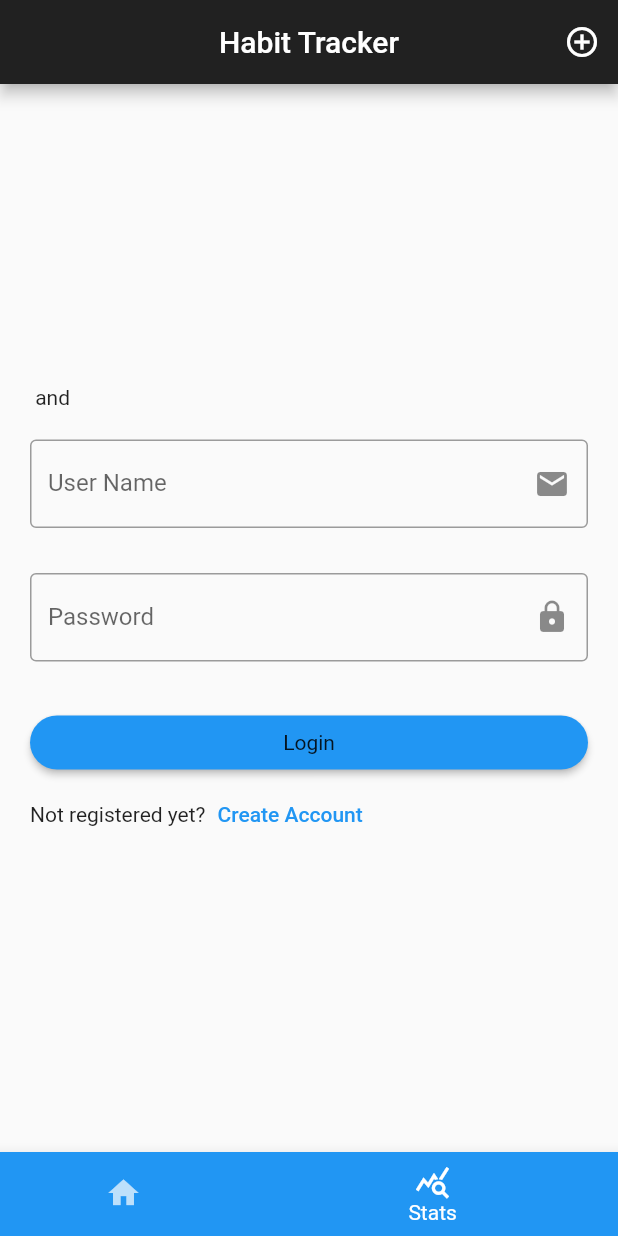
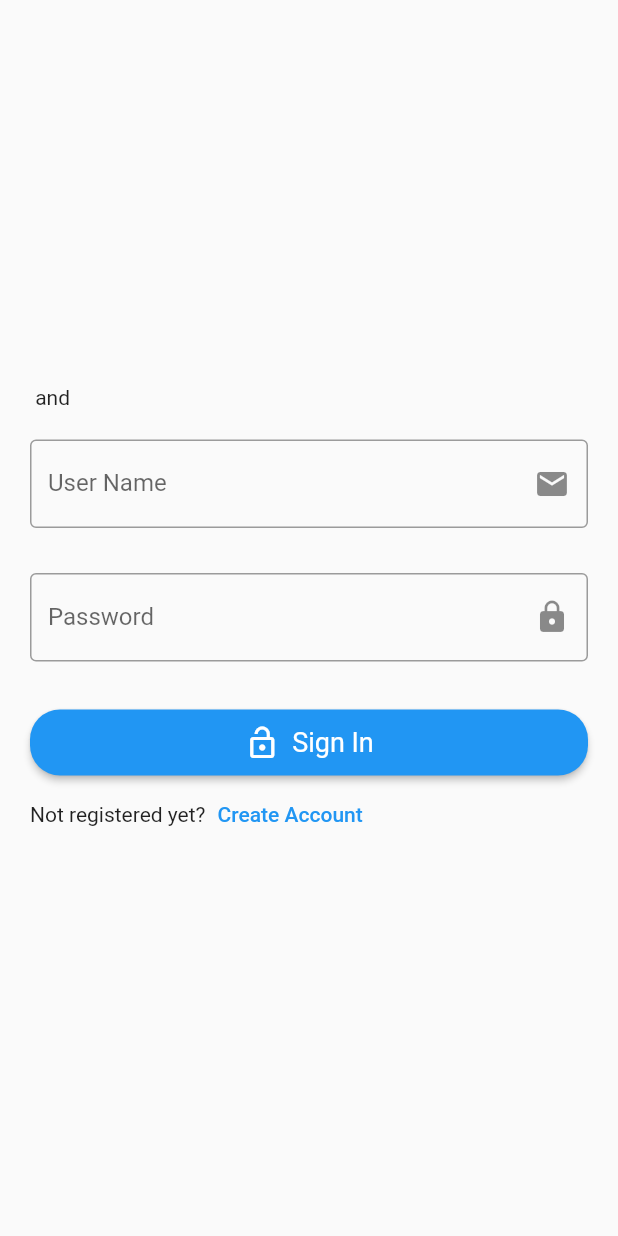
Before and after one commit to AbhishekSatpathy4848/Web_Enthusiasts_Club_Habit_Tracker_APP, a Flutter app: the screen it shows after launch, on a phone screen of 412 x 824 dp. Run offline on Flutter 3.47's test engine with Material 2 defaults, Android fonts, the phone set to English and light mode, and no system bars; our stand-ins replace firebase_auth, firebase_core; missing offline and left inert: activity_ring; accounts and stored records are empty.

Commit message:
Added Login via Firebase

```diff
--- a/lib/Habit.dart
+++ b/lib/Habit.dart
@@ -8,13 +8,5 @@ class Habit {
 
   // Habit(String name, Duration start, Duration end, int streaks,
       // double successRate, double progressRate) {
-  Habit(String name) {
-    this.name = name;
-    // this.start = start;
-    // this.end = end;
-    // this.streaks = streaks;
-    // this.successRate =successRate;
-    // this.progressRate =progressRate;
-
-  }
+  Habit(String this.name);
 }
--- a/lib/main.dart
+++ b/lib/main.dart
@@ -5,6 +5,7 @@ import 'package:habit_tracker/pages/Home.dart';
 import 'package:habit_tracker/pages/login_screen.dart';
 import 'package:habit_tracker/pages/registration_screen.dart';
 import 'package:firebase_core/firebase_core.dart';
+// import 'firebase_options.dart';
 
 void main() async {
   WidgetsFlutterBinding.ensureInitialized();
@@ -12,6 +13,7 @@ void main() async {
   await Firebase.initializeApp();
 
   runApp(MaterialApp(
+    home: MainPage(),
     // home:
     // future: _fbApp,
     // builder: ((context, snapshot) {
@@ -36,11 +38,31 @@ void main() async {
     //             return Registration();
     //           }
     //         }))),
-    initialRoute: '/home',
-    routes: {
-      '/login': (context) => Login(),
-      '/register': (context) => Registration(),
-      '/home':(context) => Home(),
-    },
+    // initialRoute: '/home',
+    // routes: {
+    //   '/login': (context) => Login(),
+    //   '/register': (context) => Registration(),
+    //   '/home':(context) => Home(),
+    // },
   ));
 }
+
+class MainPage extends StatelessWidget {
+  const MainPage({super.key});
+
+  @override
+  Widget build(BuildContext context) {
+    return Scaffold(
+        body: StreamBuilder<User?>(
+            stream: FirebaseAuth.instance.authStateChanges(),
+            builder: ((context, snapshot) {
+              if (snapshot.hasData) {
+                print("Login Successful");
+                return Home();
+              } else {
+                // print("No Data");
+                return Login();
+              }
+            })));
+  }
+}
--- a/lib/pages/Home.dart
+++ b/lib/pages/Home.dart
@@ -11,8 +11,15 @@ class Home extends StatefulWidget {
 }
 
 class _HomeState extends State<Home> {
-  int index = 1;
-  final screen = [const HabitList(),const Login()];
+  callback(Habit newHabit) {
+    setState(() {
+      // listHabits.add(newHabit);
+    });
+  }
+
+  int index = 0;
+  final screen = [HabitList(),const Login()];
+
 
   @override
   Widget build(BuildContext context) {
@@ -24,10 +31,7 @@ class _HomeState extends State<Home> {
         centerTitle: true,
         actions: [
           IconButton(
-                onPressed: () {
-
-                },
-                icon: const Icon(Icons.add_circle_outline))
+              onPressed: () {}, icon: const Icon(Icons.add_circle_outline))
         ],
       ),
       body: screen[index],
@@ -45,8 +49,14 @@ class _HomeState extends State<Home> {
         unselectedItemColor: Colors.white.withOpacity(0.7),
         // height: 60,
         items: const [
-              BottomNavigationBarItem(icon: Icon(Icons.home), label: "Home",backgroundColor: Colors.amber),
-              BottomNavigationBarItem(icon: Icon(Icons.query_stats), label: "Stats",backgroundColor: Colors.blue)
+          BottomNavigationBarItem(
+              icon: Icon(Icons.home),
+              label: "Home",
+              backgroundColor: Colors.amber),
+          BottomNavigationBarItem(
+              icon: Icon(Icons.query_stats),
+              label: "Stats",
+              backgroundColor: Colors.blue)
         ],
         onTap: (value) {
           setState(() {
--- a/lib/pages/login_screen.dart
+++ b/lib/pages/login_screen.dart
@@ -16,11 +16,14 @@ class _LoginState extends State<Login> {
   // }
 
   Future signIn() async {
+    print("ewew");
     await FirebaseAuth.instance.signInWithEmailAndPassword(
         email: userNameController.text.trim(),
         password: passwordController.text.trim());
+    print("heuifr");
   }
 
+  final _formKey = GlobalKey<FormState>();
   final userNameController = TextEditingController();
   final passwordController = TextEditingController();
 
@@ -31,7 +34,9 @@ class _LoginState extends State<Login> {
   Widget build(BuildContext context) {
     return Scaffold(
       // backgroundColor: Colors.grey[900],
-      body: Padding(
+      body: Form(
+        key: _formKey,
+        child: Padding(
           padding: const EdgeInsets.fromLTRB(20.0, 0.0, 20.0, 0.0),
           child: Column(
             mainAxisAlignment: MainAxisAlignment.center,
@@ -40,13 +45,15 @@ class _LoginState extends State<Login> {
               Text('$userName and $password'),
               const SizedBox(height: 20),
               TextFormField(
-               validator: ((value) {
-                if(value == null || value.isEmpty) {
+                validator: (value) {
+                  if (value!.isNotEmpty) {
+                    print(1);
                     return 'Please enter some text';
                   } else {
+                    print(2);
                     return null;
                   }
-              }) ,
+                },
                 controller: userNameController,
                 style: const TextStyle(
                     // color: Colors.grey[600]
@@ -65,31 +72,44 @@ class _LoginState extends State<Login> {
               const SizedBox(height: 30),
               TextFormField(
                 validator: ((value) {
-                if(value == null || value.isEmpty) {
+                  if (value == null || value.isEmpty) {
                     return 'Please enter some text';
                   } else {
                     return null;
                   }
-              }) ,
+                }),
                 controller: passwordController,
                 obscureText: true,
                 decoration: const InputDecoration(
-                suffixIcon:  Icon(Icons.lock),
-                border:  OutlineInputBorder(),
+                  suffixIcon: Icon(Icons.lock),
+                  border: OutlineInputBorder(),
                   labelText: 'Password',
                   hintText: 'Enter Your Password',
                 ),
               ),
               const SizedBox(height: 30),
               RawMaterialButton(
+                padding: EdgeInsets.fromLTRB(0, 10, 0, 10),
                 onPressed: () {
                   setState(() {
                     userName = userNameController.text.trim();
                     password = passwordController.text.trim();
+                    // rint("ewybgyw");
+                    signIn();
                   });
                 },
                 fillColor: Colors.blue,
-              child: const Text("Login"),
+                child: Row(
+                    mainAxisAlignment: MainAxisAlignment.center,
+                    children: const [
+                      Icon(
+                        Icons.lock_open,
+                        color: Colors.white,
+                      ),
+                      SizedBox(width: 8),
+                      Text("Sign In",
+                          style: TextStyle(color: Colors.white, fontSize: 18)),
+                    ]),
                 shape: RoundedRectangleBorder(
                     borderRadius: BorderRadius.circular(20.0)),
               ),
@@ -98,7 +118,11 @@ class _LoginState extends State<Login> {
                   const Text("Not registered yet?"),
                   TextButton(
                       onPressed: () {
-                      Navigator.pushNamed(context, '/register');
+                        // if (_formKey.currentState!= null) {
+                        //   if(_formKey.currentState!.validate())
+                        //     return;
+                        // }
+                        // Navigator.pushNamed(context, '/register');
                       },
                       child: const Text("Create Account"))
                 ],
@@ -106,6 +130,7 @@ class _LoginState extends State<Login> {
             ],
           ),
         ),
+      ),
     );
   }
 }
--- a/pubspec.yaml
+++ b/pubspec.yaml
@@ -38,6 +38,7 @@ dependencies:
   cupertino_icons: ^1.0.2
   firebase_core: ^1.10.2
   firebase_auth: ^3.3.4
+  activity_ring: ^0.3.0
 
 dev_dependencies:
   flutter_test:
```
Also changed, not shown: lib/pages/HabitList.dart (+127 -23 lines), pubspec.lock. Lines whose indentation alone changed are shown as unchanged.
